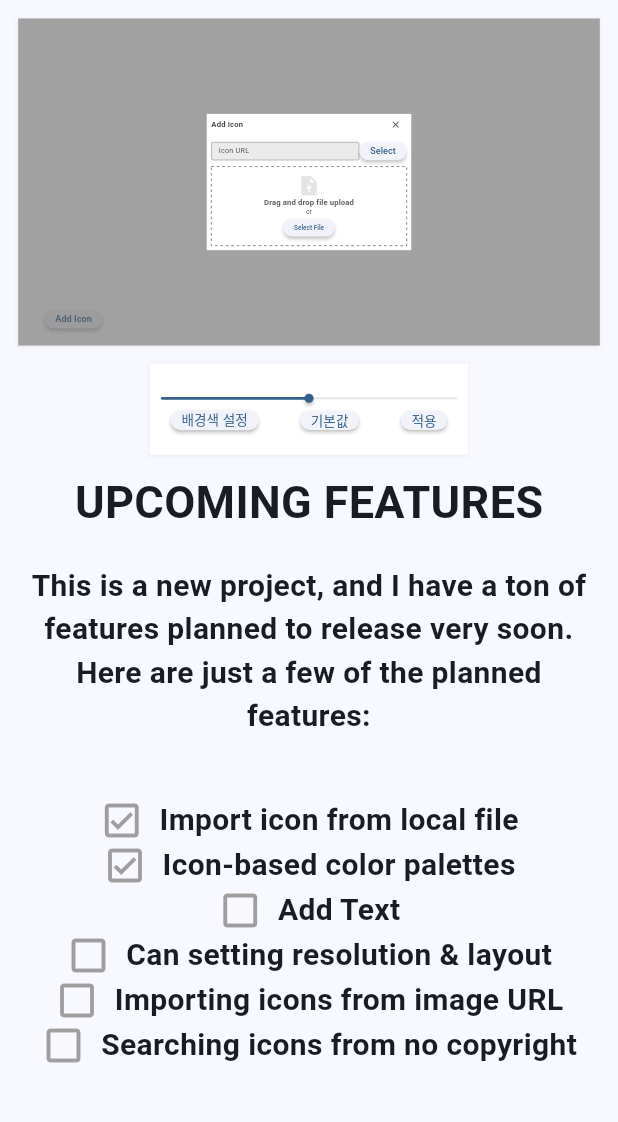
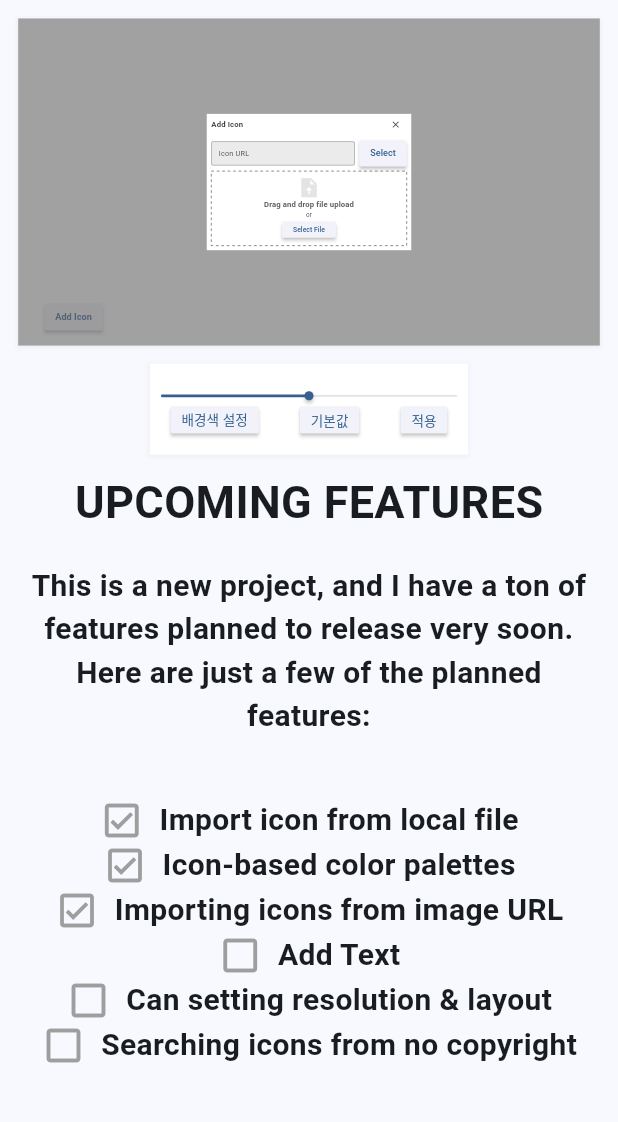
Before and after one commit to Mossworm/flutter-thumbnail-maker, a Flutter app: the screen it shows after launch, after a tap on "Add Icon", after a tap on "Select", on a phone screen of 412 x 824 dp, the part 47-1169 px from its top. Run offline on Flutter 3.47's test engine with Material 3 defaults, Android fonts, the phone set to English and light mode, and no system bars; drawn by our look-alikes of dotted_border; our stand-ins replace flutter_colorpicker; missing offline and left inert: desktop_drop, image_downloader_web, image_picker_web; network calls fail.

Commit message:
feat: 이미지 url 아이콘으로 적용기능 추가

```diff
--- a/lib/main.dart
+++ b/lib/main.dart
@@ -155,6 +155,11 @@ class AddIconButton extends StatelessWidget {
   @override
   Widget build(BuildContext context) {
     return ElevatedButton(
+        style: ElevatedButton.styleFrom(
+            minimumSize: const Size(100, 59),
+            shape: RoundedRectangleBorder(
+              borderRadius: BorderRadius.circular(5),
+            )),
         onPressed: () {
           context.read<SelectedImage>().setPageType(PageType.pickImage);
         },
@@ -171,6 +176,11 @@ class GenerateButton extends StatelessWidget {
   @override
   Widget build(BuildContext context) {
     return ElevatedButton(
+      style: ElevatedButton.styleFrom(
+          minimumSize: const Size(100, 59),
+          shape: RoundedRectangleBorder(
+            borderRadius: BorderRadius.circular(5),
+          )),
       onPressed: () {
         context.read<SelectedImage>().downloadImage();
       },
@@ -275,7 +285,7 @@ class AddIconPage extends StatelessWidget {
                         children: [
                           Expanded(
                             child: Container(
-                                height: 40,
+                                height: 53,
                                 color: const Color.fromARGB(255, 235, 235, 235),
                                 child: TextField(
                                   controller: myController,
@@ -285,8 +295,18 @@ class AddIconPage extends StatelessWidget {
                                   ),
                                 )),
                           ),
+                          const SizedBox(width: 10),
                           ElevatedButton(
-                              onPressed: () {},
+                              style: ElevatedButton.styleFrom(
+                                  minimumSize: const Size(100, 58),
+                                  shape: RoundedRectangleBorder(
+                                    borderRadius: BorderRadius.circular(5),
+                                  )),
+                              onPressed: () {
+                                context
+                                    .read<SelectedImage>()
+                                    .pickImageFromUrl(myController.text);
+                              },
                               child: const Text('Select',
                                   style: TextStyle(fontSize: 20))),
                         ],
@@ -357,10 +377,16 @@ class _GetImageWidgetState extends State<GetImageWidget> {
                         color: Color.fromARGB(255, 98, 98, 98))),
                 const Text('or'),
                 ElevatedButton(
+                    style: ElevatedButton.styleFrom(
+                        minimumSize: const Size(100, 35),
+                        shape: RoundedRectangleBorder(
+                          borderRadius: BorderRadius.circular(5),
+                        )),
                     onPressed: () {
                       context.read<SelectedImage>().pickImageFromBytes();
                     },
-                    child: const Text('Select File')),
+                    child: const Text('Select File',
+                        style: TextStyle(fontSize: 15))),
               ],
             )),
             if (_dragging)
@@ -384,8 +410,8 @@ class SettingWidget extends StatefulWidget {
 class _SettingWidgetState extends State<SettingWidget> {
   double currentValue = 300.0;
 
-  Color pickerColor = Color.fromARGB(255, 255, 255, 255);
-  Color currentColor = Color.fromARGB(255, 255, 255, 255);
+  Color pickerColor = const Color.fromARGB(255, 255, 255, 255);
+  Color currentColor = const Color.fromARGB(255, 255, 255, 255);
 
   // ValueChanged<Color> callback
   void changeColor(Color color) {
@@ -423,6 +449,11 @@ class _SettingWidgetState extends State<SettingWidget> {
             mainAxisAlignment: MainAxisAlignment.spaceAround,
             children: [
               ElevatedButton(
+                  style: ElevatedButton.styleFrom(
+                      minimumSize: const Size(100, 59),
+                      shape: RoundedRectangleBorder(
+                        borderRadius: BorderRadius.circular(5),
+                      )),
                   onPressed: () {
                     showDialog(
                       context: context,
@@ -451,6 +482,11 @@ class _SettingWidgetState extends State<SettingWidget> {
                   },
                   child: const Text('배경색 설정', style: TextStyle(fontSize: 30))),
               ElevatedButton(
+                  style: ElevatedButton.styleFrom(
+                      minimumSize: const Size(100, 59),
+                      shape: RoundedRectangleBorder(
+                        borderRadius: BorderRadius.circular(5),
+                      )),
                   onPressed: () {
                     setState(() {
                       currentValue = 300;
@@ -458,6 +494,11 @@ class _SettingWidgetState extends State<SettingWidget> {
                   },
                   child: const Text('기본값', style: TextStyle(fontSize: 30))),
               ElevatedButton(
+                  style: ElevatedButton.styleFrom(
+                      minimumSize: const Size(100, 59),
+                      shape: RoundedRectangleBorder(
+                        borderRadius: BorderRadius.circular(5),
+                      )),
                   onPressed: () {
                     context
                         .read<SelectedImage>()
--- a/lib/widgets/upcoming_feature_text.dart
+++ b/lib/widgets/upcoming_feature_text.dart
@@ -48,6 +48,16 @@ class UpcomingFeaturesTextWidget extends StatelessWidget {
             Row(
               mainAxisAlignment: MainAxisAlignment.center,
               children: [
+                Icon(Icons.check_box_outlined, size: 30, color: Colors.grey),
+                SizedBox(width: 10),
+                Text('Importing icons from image URL',
+                    style:
+                        TextStyle(fontSize: 20, fontWeight: FontWeight.bold)),
+              ],
+            ),
+            Row(
+              mainAxisAlignment: MainAxisAlignment.center,
+              children: [
                 Icon(Icons.check_box_outline_blank,
                     size: 30, color: Colors.grey),
                 SizedBox(width: 10),
@@ -73,17 +83,6 @@ class UpcomingFeaturesTextWidget extends StatelessWidget {
                 Icon(Icons.check_box_outline_blank,
                     size: 30, color: Colors.grey),
                 SizedBox(width: 10),
-                Text('Importing icons from image URL',
-                    style:
-                        TextStyle(fontSize: 20, fontWeight: FontWeight.bold)),
-              ],
-            ),
-            Row(
-              mainAxisAlignment: MainAxisAlignment.center,
-              children: [
-                Icon(Icons.check_box_outline_blank,
-                    size: 30, color: Colors.grey),
-                SizedBox(width: 10),
                 Text('Searching icons from no copyright',
                     style:
                         TextStyle(fontSize: 20, fontWeight: FontWeight.bold)),
```
Also changed, not shown: lib/providers/selected_image.dart (+18 -8 lines), 1 other file.
